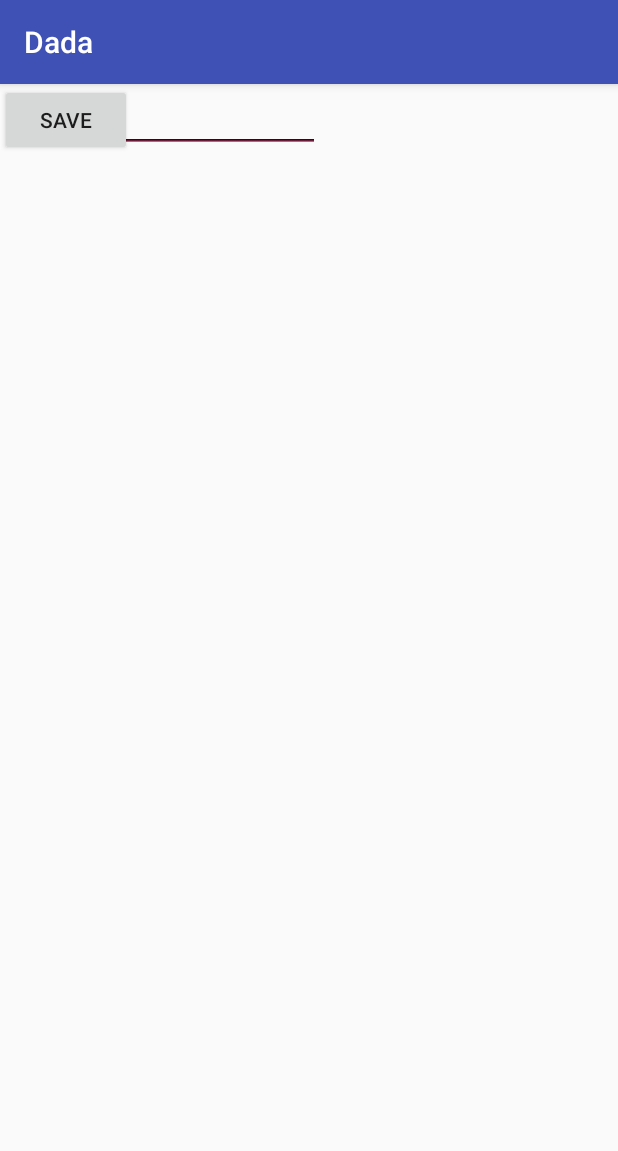
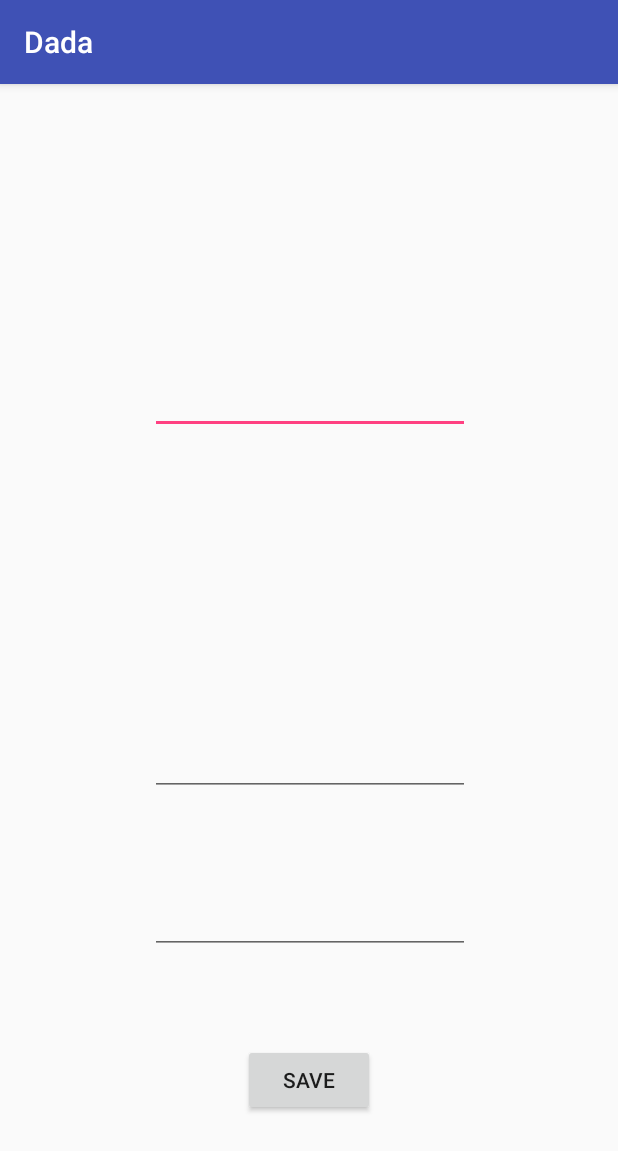
Before and after one commit to sxiuchen/301Team12-, an Android app: the UserEditProfileActivity screen opened directly, with no data from a screen before it, on a phone screen of 412 x 824 dp. Shown: the top 1151 px of the screen. Run offline under Robolectric (Android 15) with nearby library versions, the phone set to English and light mode, and no system bars; libraries missing offline, so code that uses them is left out: com.searchly.jestdroid, io.searchbox.client, io.searchbox.core.

Commit message:
user edit profile activity

```diff
--- a/app/src/main/java/com/example/dada/View/LoginActivity.java
+++ b/app/src/main/java/com/example/dada/View/LoginActivity.java
@@ -43,10 +43,6 @@ public class LoginActivity extends AppCompatActivity {
     protected void onCreate(Bundle savedInstanceState) {
         super.onCreate(savedInstanceState);
         setContentView(R.layout.activity_login);
-
-//        //for testing
-//        Intent intentProviderMain = new Intent(getApplicationContext(), RequesterMainActivity.class);
-//        startActivity(intentProviderMain);
 
         usernameText = findViewById(R.id.edit_text_login_username);
 
@@ -141,7 +137,7 @@ public class LoginActivity extends AppCompatActivity {
 
     private void openSelRoleDialog() {
         AlertDialog.Builder builder = new AlertDialog.Builder(LoginActivity.this);
-        builder.setTitle("Please Specify Your Role (Rider/Driver).")
+        builder.setTitle("Please Specify Your Role (Requester/Provider).")
                 .setPositiveButton("OK", new DialogInterface.OnClickListener() {
                     @Override
                     public void onClick(DialogInterface dialog, int id) {
--- a/app/src/main/java/com/example/dada/View/UserEditProfileActivity.java
+++ b/app/src/main/java/com/example/dada/View/UserEditProfileActivity.java
@@ -24,7 +24,6 @@ public class UserEditProfileActivity extends AppCompatActivity {
 
     private Button saveButton;
     private User user;
-    private String id;
 
     private UserController userController = new UserController(new OnAsyncTaskCompleted() {
         @Override
@@ -50,9 +49,16 @@ public class UserEditProfileActivity extends AppCompatActivity {
         emailText.setText(user.getEmail());      // setText(user.getEmail)
         mobileText.setText(user.getPhone());     // setText(user.getMobile)
 
-//        saveButton = (Button) findViewById(R.id.button_save_EditUserProfileActivity);
-//        assert saveButton != null;
-//        saveButton.setOnClickListener(this);
+        saveButton = findViewById(R.id.button_save_EditUserProfileActivity);
+        assert saveButton != null;
+
+        saveButton.setOnClickListener(new View.OnClickListener() {
+            @Override
+            public void onClick(View view) {
+                editProfile();
+            }
+        });
+
     }
 
     @Override
@@ -60,15 +66,8 @@ public class UserEditProfileActivity extends AppCompatActivity {
         super.onStart();
     }
 
-//    @Override
-//    public void onClick(View view) {
-//        if (view == saveButton ) {
-//            editProfile();
-//        }
-//    }
-
     /**
-     * save and upload the new profiel to the ES server
+     * save and upload the new profile to the ES server
      */
     public void editProfile(){
         String username = usernameText.getText().toString();
--- a/app/src/main/res/layout/activity_user_edit_profile.xml
+++ b/app/src/main/res/layout/activity_user_edit_profile.xml
@@ -2,48 +2,69 @@
 <android.support.constraint.ConstraintLayout xmlns:android="http://schemas.android.com/apk/res/android"
     xmlns:app="http://schemas.android.com/apk/res-auto"
     xmlns:tools="http://schemas.android.com/tools"
-    android:id="@+id/button_save_EditUserProfileActivity"
     android:layout_width="match_parent"
     android:layout_height="match_parent"
     tools:context="com.example.dada.View.UserEditProfileActivity">
 
     <EditText
+        android:id="@+id/editText_userName_EditUserProfileActivity"
+        android:layout_width="wrap_content"
+        android:layout_height="wrap_content"
+        android:layout_marginBottom="8dp"
+        android:layout_marginEnd="8dp"
+        android:layout_marginStart="8dp"
+        android:layout_marginTop="8dp"
+        android:ems="10"
+        android:inputType="textPersonName"
+        android:text="Name"
+        app:layout_constraintBottom_toTopOf="@+id/editText_email_EditUserProfileActivity"
+        app:layout_constraintEnd_toEndOf="parent"
+        app:layout_constraintHorizontal_bias="0.503"
+        app:layout_constraintStart_toStartOf="parent"
+        app:layout_constraintTop_toTopOf="parent"
+        app:layout_constraintVertical_bias="0.49" />
+
+    <EditText
         android:id="@+id/editText_email_EditUserProfileActivity"
         android:layout_width="wrap_content"
         android:layout_height="wrap_content"
+        android:layout_marginBottom="60dp"
+        android:layout_marginEnd="8dp"
+        android:layout_marginStart="8dp"
         android:ems="10"
         android:inputType="textEmailAddress"
         android:text="Email"
-        tools:layout_editor_absoluteX="73dp"
-        tools:layout_editor_absoluteY="132dp" />
+        app:layout_constraintBottom_toTopOf="@+id/editText_mobile_EditUserProfileActivity"
+        app:layout_constraintEnd_toEndOf="parent"
+        app:layout_constraintHorizontal_bias="0.503"
+        app:layout_constraintStart_toStartOf="parent" />
 
     <EditText
         android:id="@+id/editText_mobile_EditUserProfileActivity"
         android:layout_width="wrap_content"
         android:layout_height="wrap_content"
+        android:layout_marginBottom="60dp"
+        android:layout_marginEnd="8dp"
+        android:layout_marginStart="8dp"
         android:ems="10"
         android:inputType="phone"
         android:text="Phone"
-        tools:layout_editor_absoluteX="73dp"
-        tools:layout_editor_absoluteY="215dp" />
+        app:layout_constraintBottom_toTopOf="@+id/button_save_EditUserProfileActivity"
+        app:layout_constraintEnd_toEndOf="parent"
+        app:layout_constraintHorizontal_bias="0.503"
+        app:layout_constraintStart_toStartOf="parent" />
 
-    <EditText
-        android:id="@+id/editText_userName_EditUserProfileActivity"
+    <Button
+        android:id="@+id/button_save_EditUserProfileActivity"
         android:layout_width="wrap_content"
         android:layout_height="wrap_content"
-        android:ems="10"
-        android:inputType="textPersonName"
-        android:text="Name"
-        tools:layout_editor_absoluteX="73dp"
-        tools:layout_editor_absoluteY="49dp" />
-
-    <Button
-        android:id="@+id/button"
-        android:layout_width="wrap_content"
-        android:layout_height="wrap_content"
+        android:layout_marginBottom="80dp"
+        android:layout_marginEnd="8dp"
+        android:layout_marginStart="8dp"
         android:text="Save"
-        tools:layout_editor_absoluteX="129dp"
-        tools:layout_editor_absoluteY="339dp" />
+        app:layout_constraintBottom_toBottomOf="parent"
+        app:layout_constraintEnd_toEndOf="parent"
+        app:layout_constraintStart_toStartOf="parent" />
 
 
 </android.support.constraint.ConstraintLayout>
```
Also changed, not shown: app/src/main/java/com/example/dada/View/ProviderMainActivity.java (+11 -24 lines), app/src/main/res/layout/app_bar_provider_main.xml (+0 -8 lines), app/src/main/res/menu/activity_provider_main_drawer.xml (+1 -26 lines), 1 other file.
